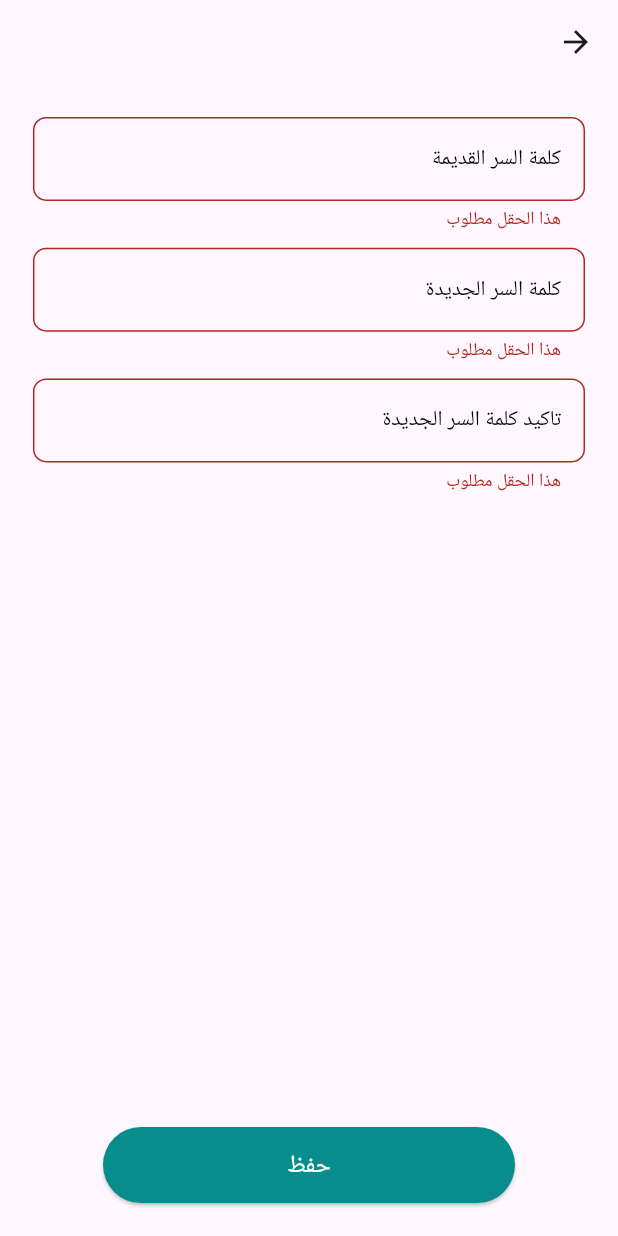
After one commit to Ali1910/AIMedic, a Flutter app: the UpdatePasswordView screen opened directly, after a tap on "حفظ", on a phone screen of 412 x 824 dp. The commit adds this screen. Run offline on Flutter 3.47's test engine with Material 3 defaults, Android fonts, the phone set to English and light mode, and no system bars; our stand-ins replace cached_network_image, dio, easy_date_timeline, flutter_bloc, flutter_screenutil, font_awesome_flutter and 4 more; accounts and stored records are empty; Roboto replaces fonts that are missing (Cairo); statements that could not run were skipped.

Commit message:
update password Ui & logic added & refactor

```diff
--- /dev/null
+++ b/lib/Features/perrsonal_details/logic/functions/password_update_method.dart
@@ -0,0 +1,22 @@
+import 'package:flutter/material.dart';
+import 'package:gbsub/Core/utilts/widgets/custom_snack_bar.dart';
+import 'package:gbsub/Features/Home/Ui/Home_view.dart';
+import 'package:gbsub/Features/perrsonal_details/logic/personal_details_cubit.dart';
+
+Future<void> passwordUpdateMethod(
+    PersonalDetailsCubit of, BuildContext context) async {
+  if (of.formkey.currentState!.validate()) {
+    await of.updatePassword();
+    if (of.result == 'تم تعديل كلمة المرور بنجاح') {
+      customSnackBar(context, of.result);
+      Navigator.pushAndRemoveUntil(context,
+          MaterialPageRoute(builder: (context) {
+        return const HomeView();
+      }), (Route<dynamic> route) => false);
+    } else {
+      customSnackBar(context, of.result, duration: 2000);
+    }
+  } else {
+    of.autovalidateMode = AutovalidateMode.always;
+  }
+}
--- a/lib/Features/perrsonal_details/logic/peronal_details_state.dart
+++ b/lib/Features/perrsonal_details/logic/peronal_details_state.dart
@@ -3,3 +3,5 @@ abstract class PersonalDetailsStates {}
 class PersonalDetailsInitialState extends PersonalDetailsStates {}
 
 class ValueOfPhoneEnteredState extends PersonalDetailsStates {}
+
+class ValueOfPasswordState extends PersonalDetailsStates {}
--- /dev/null
+++ b/lib/Features/perrsonal_details/ui/widgets/custom_password_text_form_feild.dart
@@ -0,0 +1,45 @@
+import 'package:flutter/material.dart';
+import 'package:flutter_screenutil/flutter_screenutil.dart';
+import 'package:gbsub/Core/utilts/constans.dart';
+import 'package:gbsub/Core/utilts/style.dart';
+import 'package:gbsub/Features/perrsonal_details/logic/personal_details_cubit.dart';
+
+class CutomUpdatePasswordTextFormFeild extends StatelessWidget {
+  const CutomUpdatePasswordTextFormFeild({
+    super.key,
+    required this.of,
+    required this.onFieldSubmitted,
+    required this.onChanged,
+    required this.validator,
+    required this.hinttext,
+  });
+
+  final PersonalDetailsCubit of;
+  final void Function(String p1)? onFieldSubmitted;
+  final Function(String)? onChanged;
+  final String? Function(String?)? validator;
+  final String hinttext;
+
+  @override
+  Widget build(BuildContext context) {
+    return TextFormField(
+      textDirection: TextDirection.rtl,
+      keyboardType: TextInputType.phone,
+      onChanged: onChanged,
+      onFieldSubmitted: onFieldSubmitted,
+      validator: validator,
+      decoration: InputDecoration(
+        hintTextDirection: TextDirection.rtl,
+        hintText: hinttext,
+        hintStyle: Styles.style14.copyWith(color: Colors.black),
+        focusedBorder: OutlineInputBorder(
+            borderRadius: BorderRadius.circular(8.w),
+            borderSide: BorderSide(color: mainColor)),
+        border: OutlineInputBorder(
+          borderRadius: BorderRadius.circular(8.w),
+          borderSide: const BorderSide(color: Colors.black),
+        ),
+      ),
+    );
+  }
+}
--- /dev/null
+++ b/lib/Features/perrsonal_details/ui/widgets/update_password_view.dart
@@ -0,0 +1,22 @@
+import 'package:flutter/material.dart';
+import 'package:flutter_bloc/flutter_bloc.dart';
+import 'package:gbsub/Features/perrsonal_details/logic/personal_details_cubit.dart';
+import 'package:gbsub/Features/perrsonal_details/ui/widgets/update_password_view_body.dart';
+
+class UpdatePasswordView extends StatelessWidget {
+  const UpdatePasswordView({super.key});
+
+  @override
+  Widget build(BuildContext context) {
+    return BlocProvider(
+      create: (context) => PersonalDetailsCubit(),
+      child: Directionality(
+        textDirection: TextDirection.rtl,
+        child: Scaffold(
+          appBar: AppBar(),
+          body: const UpdatePasswordViewBody(),
+        ),
+      ),
+    );
+  }
+}
--- /dev/null
+++ b/lib/Features/perrsonal_details/ui/widgets/update_password_view_body.dart
@@ -0,0 +1,120 @@
+import 'package:flutter/material.dart';
+import 'package:flutter_bloc/flutter_bloc.dart';
+import 'package:flutter_screenutil/flutter_screenutil.dart';
+import 'package:gbsub/Core/utilts/widgets/custom_elevated_button_button.dart';
+import 'package:gbsub/Features/perrsonal_details/logic/functions/password_update_method.dart';
+import 'package:gbsub/Features/perrsonal_details/logic/peronal_details_state.dart';
+import 'package:gbsub/Features/perrsonal_details/logic/personal_details_cubit.dart';
+import 'package:gbsub/Features/perrsonal_details/ui/widgets/custom_password_text_form_feild.dart';
+
+class UpdatePasswordViewBody extends StatelessWidget {
+  const UpdatePasswordViewBody({super.key});
+
+  @override
+  Widget build(BuildContext context) {
+    return BlocBuilder<PersonalDetailsCubit, PersonalDetailsStates>(
+      builder: (context, state) {
+        var of = BlocProvider.of<PersonalDetailsCubit>(context);
+        return Form(
+          key: of.formkey,
+          autovalidateMode: of.autovalidateMode,
+          child: Padding(
+            padding: EdgeInsets.symmetric(
+              horizontal: 20.w,
+              vertical: 20.w,
+            ),
+            child: CustomScrollView(
+              slivers: [
+                SliverToBoxAdapter(
+                  child: CutomUpdatePasswordTextFormFeild(
+                    of: of,
+                    onFieldSubmitted: (p) {
+                      of.oldPasswordEntered(p);
+                    },
+                    onChanged: (p) {
+                      of.oldPasswordEntered(p);
+                    },
+                    hinttext: 'كلمة السر القديمة ',
+                    validator: (value) {
+                      if (value?.isEmpty ?? true) {
+                        return 'هذا الحقل مطلوب';
+                      } else {
+                        return null;
+                      }
+                    },
+                  ),
+                ),
+                SliverToBoxAdapter(
+                  child: SizedBox(
+                    height: 10.h,
+                  ),
+                ),
+                SliverToBoxAdapter(
+                  child: CutomUpdatePasswordTextFormFeild(
+                    of: of,
+                    onFieldSubmitted: (p) {
+                      of.passwordChanged(p);
+                    },
+                    onChanged: (p) {
+                      of.passwordChanged(p);
+                    },
+                    hinttext: 'كلمة السر الجديدة ',
+                    validator: (value) {
+                      if (value?.isEmpty ?? true) {
+                        return 'هذا الحقل مطلوب';
+                      } else if (!(value!.length > 8)) {
+                        return 'كلمة السر يجب أن تكون أكثر من ثمان احرق';
+                      } else {
+                        return null;
+                      }
+                    },
+                  ),
+                ),
+                SliverToBoxAdapter(
+                  child: SizedBox(
+                    height: 10.h,
+                  ),
+                ),
+                SliverToBoxAdapter(
+                  child: CutomUpdatePasswordTextFormFeild(
+                    of: of,
+                    onFieldSubmitted: (p) {
+                      of.passwordConfirmation(p);
+                    },
+                    onChanged: (p) {
+                      of.passwordConfirmation(p);
+                    },
+                    hinttext: 'تاكيد كلمة السر الجديدة ',
+                    validator: (value) {
+                      if (value?.isEmpty ?? true) {
+                        return 'هذا الحقل مطلوب';
+                      } else if (of.newPassword != of.newPasswordConfirmation) {
+                        return 'تأكد من صجة كلمة السر';
+                      } else {
+                        return null;
+                      }
+                    },
+                  ),
+                ),
+                SliverFillRemaining(
+                  hasScrollBody: false,
+                  child: Column(
+                    children: [
+                      const Spacer(),
+                      Customelevatedbutton(
+                        text: 'حفظ',
+                        onPressed: () async {
+                          await passwordUpdateMethod(of, context);
+                        },
+                      ),
+                    ],
+                  ),
+                )
+              ],
+            ),
+          ),
+        );
+      },
+    );
+  }
+}
```
Also changed, not shown: lib/Features/perrsonal_details/logic/functions/phone_number_update_method.dart (added, +22 -0 lines), lib/Features/perrsonal_details/logic/personal_details_cubit.dart (+31 -4 lines), lib/Features/perrsonal_details/ui/personal_details_view.dart (+1 -6 lines), lib/Features/perrsonal_details/ui/personal_details_view_body.dart (+11 -8 lines), lib/Features/perrsonal_details/ui/widgets/update_phone_number_view_body.dart (+15 -26 lines).
